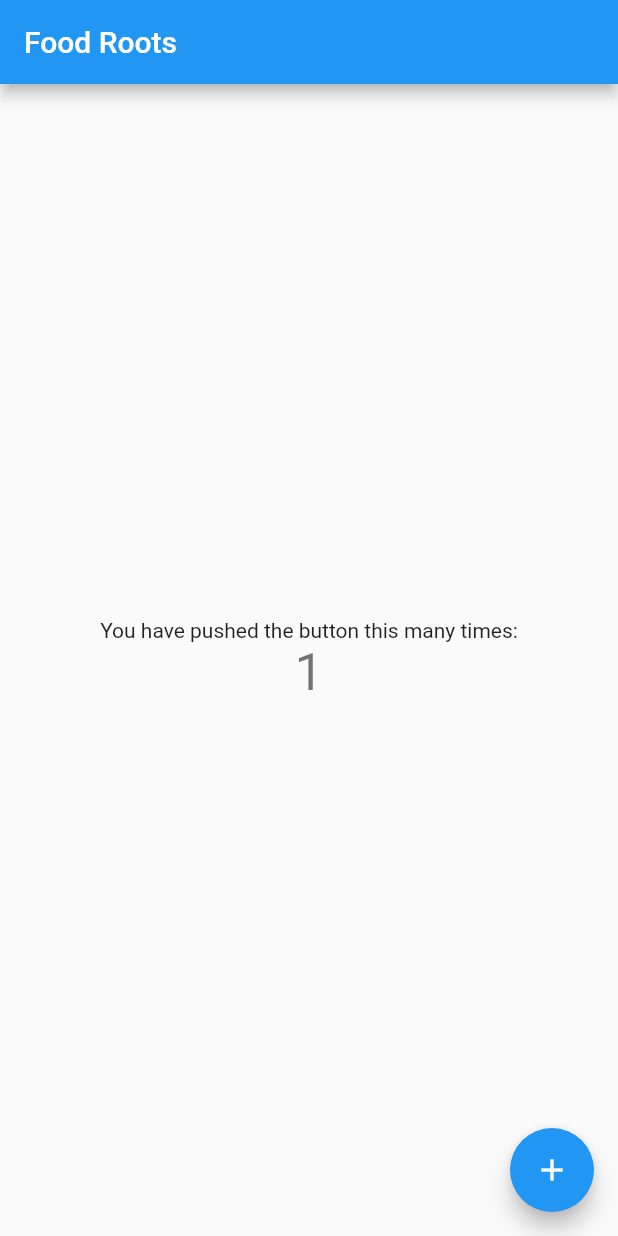
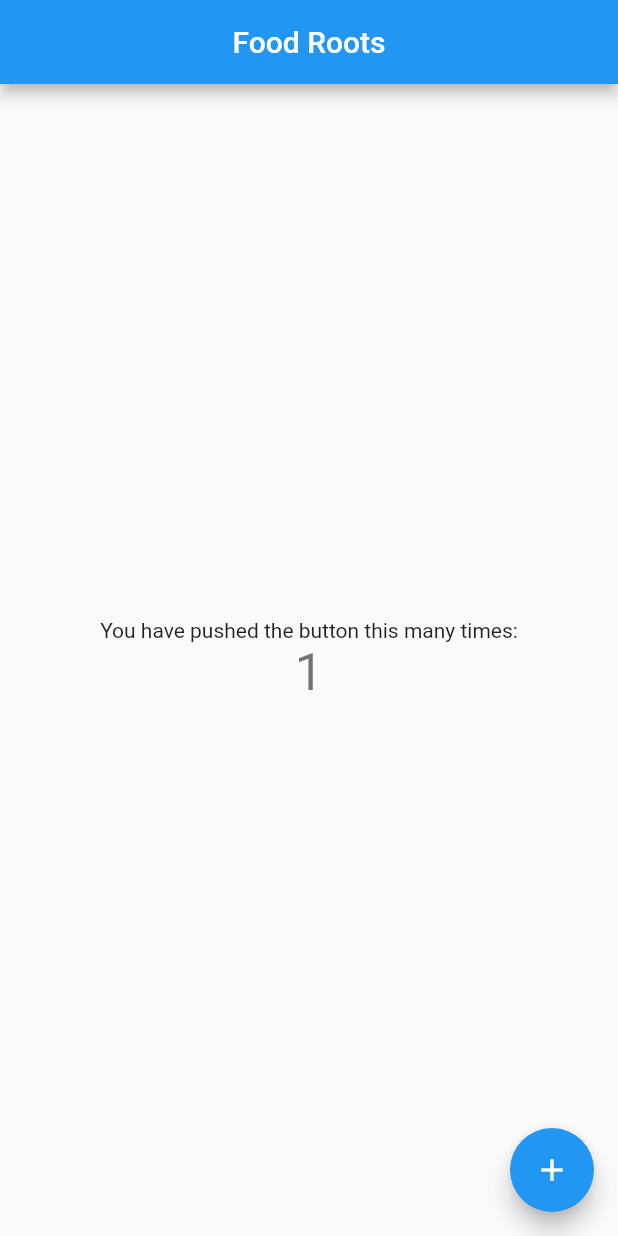
Before and after one commit to RumiAust/User-Centric-Design, a Flutter app: the screen it shows after launch, after a tap on the "add" icon, on a phone screen of 412 x 824 dp. Run offline on Flutter 3.47's test engine with Material 2 defaults, Android fonts, the phone set to English and light mode, and no system bars.

Commit message:
basic home screen set up

```diff
--- a/lib/main.dart
+++ b/lib/main.dart
@@ -1,115 +1,11 @@
 import 'package:flutter/material.dart';
-
+import 'package:food_roots/screens/home.dart';
 void main() {
-  runApp(const MyApp());
+  runApp( MaterialApp(
+      initialRoute: '/',
+      routes: {
+        '/': (context) => Home(),
+        '/home': (context) => Home(),
+      }
+  ));
 }
-
-class MyApp extends StatelessWidget {
-  const MyApp({Key? key}) : super(key: key);
-
-  // This widget is the root of your application.
-  @override
-  Widget build(BuildContext context) {
-    return MaterialApp(
-      title: 'Food Roots Demo App',
-      theme: ThemeData(
-        // This is the theme of your application.
-        //dzfgfh
-        // Try running your application with "flutter run". You'll see the
-        // application has a blue toolbar. Then, without quitting the app, try
-        // changing the primarySwatch below to Colors.green and then invoke
-        // "hot reload" (press "r" in the console where you ran "flutter run",
-        // or simply save your changes to "hot reload" in a Flutter IDE).
-        // Notice that the counter didn't reset back to zero; the application
-        // is not restarted.
-        primarySwatch: Colors.blue,
-      ),
-      home: const MyHomePage(title: 'Food Roots'),
-    );
-  }
-}
-
-class MyHomePage extends StatefulWidget {
-  const MyHomePage({Key? key, required this.title}) : super(key: key);
-
-  // This widget is the home page of your application. It is stateful, meaning
-  // that it has a State object (defined below) that contains fields that affect
-  // how it looks.
-
-  // This class is the configuration for the state. It holds the values (in this
-  // case the title) provided by the parent (in this case the App widget) and
-  // used by the build method of the State. Fields in a Widget subclass are
-  // always marked "final".
-
-  final String title;
-
-  @override
-  State<MyHomePage> createState() => _MyHomePageState();
-}
-
-class _MyHomePageState extends State<MyHomePage> {
-  int _counter = 0;
-
-  void _incrementCounter() {
-    setState(() {
-      // This call to setState tells the Flutter framework that something has
-      // changed in this State, which causes it to rerun the build method below
-      // so that the display can reflect the updated values. If we changed
-      // _counter without calling setState(), then the build method would not be
-      // called again, and so nothing would appear to happen.
-      _counter++;
-    });
-  }
-
-  @override
-  Widget build(BuildContext context) {
-    // This method is rerun every time setState is called, for instance as done
-    // by the _incrementCounter method above.
-    //
-    // The Flutter framework has been optimized to make rerunning build methods
-    // fast, so that you can just rebuild anything that needs updating rather
-    // than having to individually change instances of widgets.
-    return Scaffold(
-      appBar: AppBar(
-        // Here we take the value from the MyHomePage object that was created by
-        // the App.build method, and use it to set our appbar title.
-        title: Text(widget.title),
-      ),
-      body: Center(
-        // Center is a layout widget. It takes a single child and positions it
-        // in the middle of the parent.
-        child: Column(
-          // Column is also a layout widget. It takes a list of children and
-          // arranges them vertically. By default, it sizes itself to fit its
-          // children horizontally, and tries to be as tall as its parent.
-          //
-          // Invoke "debug painting" (press "p" in the console, choose the
-          // "Toggle Debug Paint" action from the Flutter Inspector in Android
-          // Studio, or the "Toggle Debug Paint" command in Visual Studio Code)
-          // to see the wireframe for each widget.
-          //
-          // Column has various properties to control how it sizes itself and
-          // how it positions its children. Here we use mainAxisAlignment to
-          // center the children vertically; the main axis here is the vertical
-          // axis because Columns are vertical (the cross axis would be
-          // horizontal).
-          mainAxisAlignment: MainAxisAlignment.center,
-          children: <Widget>[
-            const Text(
-              'You have pushed the button this many times:',
-            ),
-            Text(
-              '$_counter',
-              style: Theme.of(context).textTheme.headline4,
-            ),
-          ],
-        ),
-      ),
-      floatingActionButton: FloatingActionButton(
-        onPressed: _incrementCounter,
-        tooltip: 'Increment',
-        child: const Icon(Icons.add),
-      ), // This trailing comma makes auto-formatting nicer for build methods.
-    );
-  }
-}
--- a/lib/screens/home.dart
+++ b/lib/screens/home.dart
@@ -0,0 +1,48 @@
+import 'package:flutter/cupertino.dart';
+import 'package:flutter/material.dart';
+
+class Home extends StatefulWidget {
+  @override
+  _HomeState createState() => _HomeState();
+}
+
+class _HomeState extends State<Home> {
+  int _counter = 0;
+  String title="Food Roots";
+
+  void _incrementCounter() {
+    setState(() {
+      _counter++;
+    });
+  }
+  @override
+  Widget build(BuildContext context) {
+     return Scaffold(
+      appBar: AppBar(
+        // Here we take the value from the MyHomePage object that was created by
+        // the App.build method, and use it to set our appbar title.
+        title: Text(title),
+        centerTitle: true,
+      ),
+      body: Center(
+        child: Column(
+          mainAxisAlignment: MainAxisAlignment.center,
+          children: <Widget>[
+            const Text(
+              'You have pushed the button this many times:',
+            ),
+            Text(
+              '$_counter',
+              style: Theme.of(context).textTheme.headline4,
+            ),
+          ],
+        ),
+      ),
+      floatingActionButton: FloatingActionButton(
+        onPressed: _incrementCounter,
+        tooltip: 'Increment',
+        child: const Icon(Icons.add),
+      ), // This trailing comma makes auto-formatting nicer for build methods.
+    );
+  }
+}
```
